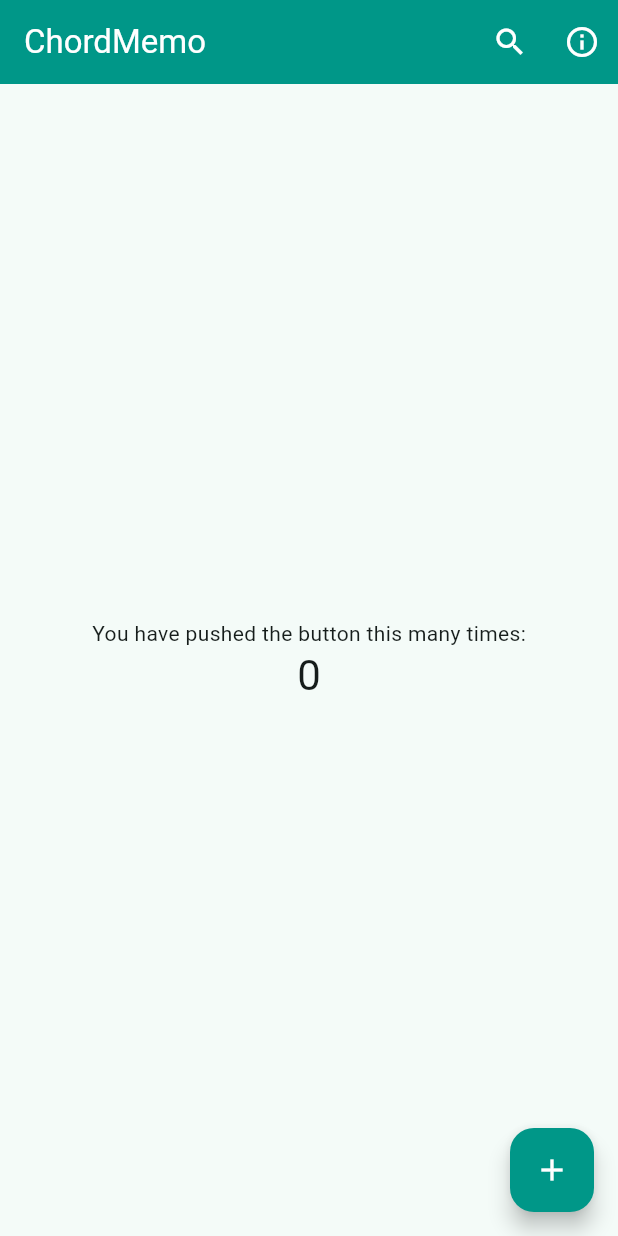
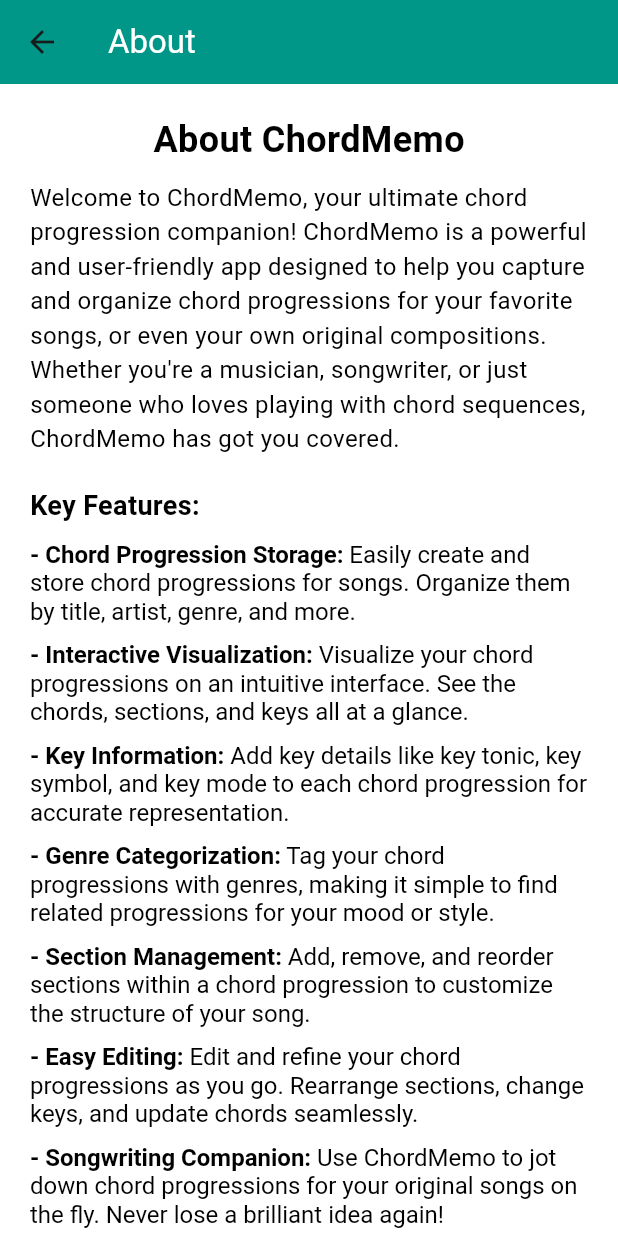
Before and after one commit to joshsj89/ChordMemoFlutter, a Flutter app: the screen it shows after launch, after a tap on the "info outline" icon, on a phone screen of 412 x 824 dp. Run offline on Flutter 3.47's test engine with Material 3 defaults, Android fonts, the phone set to English and light mode, and no system bars.

Commit message:
Add About Screen

```diff
--- /dev/null
+++ b/lib/about_screen.dart
@@ -0,0 +1,112 @@
+import 'package:flutter/material.dart';
+
+class AboutScreen extends StatelessWidget {
+  AboutScreen({super.key});
+
+  final List<String> keyFeatures = [
+    'Chord Progression Storage: Easily create and store chord progressions for songs. Organize them by title, artist, genre, and more.',
+    'Interactive Visualization: Visualize your chord progressions on an intuitive interface. See the chords, sections, and keys all at a glance.',
+    'Key Information: Add key details like key tonic, key symbol, and key mode to each chord progression for accurate representation.',
+    'Genre Categorization: Tag your chord progressions with genres, making it simple to find related progressions for your mood or style.',
+    'Section Management: Add, remove, and reorder sections within a chord progression to customize the structure of your song.',
+    'Easy Editing: Edit and refine your chord progressions as you go. Rearrange sections, change keys, and update chords seamlessly.',
+    'Songwriting Companion: Use ChordMemo to jot down chord progressions for your original songs on the fly. Never lose a brilliant idea again!'
+  ];
+
+  @override
+  Widget build(BuildContext context) {
+
+    final backgroundColor = Colors.white;
+    final textColor = Colors.black;
+
+    final boldTextStyle = TextStyle(fontWeight: FontWeight.bold, color: textColor);
+    final defaultTextStyle = TextStyle(fontSize: 16, color: textColor);
+
+    return Scaffold(
+      appBar: AppBar(
+        backgroundColor: Color(0xff009788),
+        title: Text('About', style: TextStyle(color: Colors.white)),
+      ),
+      backgroundColor: backgroundColor,
+      body: SingleChildScrollView(
+        padding: EdgeInsets.all(20.0),
+        child: Column(
+          crossAxisAlignment: CrossAxisAlignment.start,
+          children: [
+            // Header
+            Center(
+              child: Text(
+                'About ChordMemo',
+                style: TextStyle(
+                  fontSize: 24,
+                  fontWeight: FontWeight.bold,
+                  color: textColor,
+                ),
+              ),
+            ),
+            SizedBox(height: 10),
+
+            // Description
+            Text(
+              "Welcome to ChordMemo, your ultimate chord progression companion! ChordMemo is a powerful and user-friendly app designed to help you capture and organize chord progressions for your favorite songs, or even your own original compositions. Whether you're a musician, songwriter, or just someone who loves playing with chord sequences, ChordMemo has got you covered.",
+              style: defaultTextStyle,
+            ),
+            SizedBox(height: 20),
+
+            // Subheader
+            Text(
+              'Key Features:',
+              style: TextStyle(
+                fontSize: 18,
+                fontWeight: FontWeight.bold,
+                color: textColor,
+              ),
+            ),
+            SizedBox(height: 10),
+
+            // Key Features List
+            ...keyFeatures.map((feature) {
+              final splitFeature = feature.split(':');
+              return Padding(
+                padding: const EdgeInsets.only(bottom: 10),
+                child: RichText(
+                  text: TextSpan(
+                    style: defaultTextStyle,
+                    children: [
+                      TextSpan(
+                        text: '- ${splitFeature[0]}:',
+                        style: boldTextStyle,
+                      ),
+                      TextSpan(
+                        text: splitFeature.length > 1 ? splitFeature[1] : '',
+                      ),
+                    ],
+                  ),
+                ),
+              );
+            }),
+            SizedBox(height: 20),
+
+            // Signature
+            Text(
+              "ChordMemo is designed to be your go-to tool for managing and exploring chord progressions. Whether you're practicing, performing, or creating, ChordMemo is here to help you harmonize your musical journey.\n\nThank you for choosing ChordMemo. I hope you enjoy using the app as much as I enjoyed creating it!\n\nHappy playing!",
+              style: defaultTextStyle.copyWith(fontStyle: FontStyle.italic),
+            ),
+            SizedBox(height: 20),
+
+            // Name Signature
+            Align(
+              alignment: Alignment.centerRight,
+              child: Text(
+                '- Josh Kindarara',
+                style: defaultTextStyle.copyWith(
+                  fontStyle: FontStyle.italic,
+                ),
+              ),
+            ),
+          ],
+        ),
+      )
+    );
+  }
+}
--- a/lib/main.dart
+++ b/lib/main.dart
@@ -1,4 +1,6 @@
 import 'package:flutter/material.dart';
+
+import 'about_screen.dart';
 
 void main() {
   runApp(const MyApp());
@@ -92,7 +94,12 @@ class _MyHomePageState extends State<MyHomePage> {
           IconButton(
             icon: Icon(Icons.info_outline, color: Colors.white,),
             onPressed: () {
-              // Navigate to the settings page
+              Navigator.push(
+                context,
+                MaterialPageRoute(
+                  builder: (_) => AboutScreen(),
+                )
+              );
             },
           ),
         ],
```
